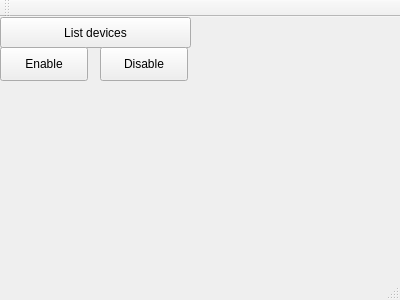
The window that TouchscreenDisabler/touchscreendisabler.ui (WhiteFossa/TouchscreenDisabler) describes before a commit, drawn with Qt 5.
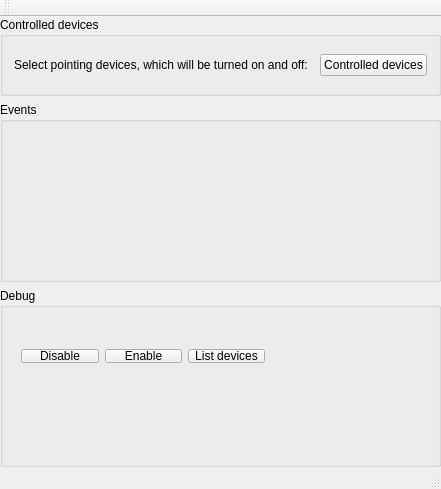
The same window after the commit.

Commit message: Added Controlled Input Devices dialog, however it's not functional yet.

The edit to the form file:
```diff
--- a/TouchscreenDisabler/touchscreendisabler.ui
+++ b/TouchscreenDisabler/touchscreendisabler.ui
@@ -6,53 +6,138 @@
    <rect>
     <x>0</x>
     <y>0</y>
-    <width>400</width>
-    <height>300</height>
+    <width>441</width>
+    <height>489</height>
    </rect>
   </property>
   <property name="windowTitle">
    <string>TouchscreenDisabler</string>
   </property>
   <widget class="QWidget" name="centralWidget">
-   <widget class="QPushButton" name="btnListDevices">
-    <property name="geometry">
-     <rect>
-      <x>0</x>
-      <y>0</y>
-      <width>191</width>
-      <height>31</height>
-     </rect>
+   <layout class="QGridLayout" name="gridLayout">
+    <property name="leftMargin">
+     <number>0</number>
     </property>
-    <property name="text">
-     <string>List devices</string>
+    <property name="topMargin">
+     <number>0</number>
     </property>
-   </widget>
-   <widget class="QPushButton" name="btnEnable">
-    <property name="geometry">
-     <rect>
-      <x>0</x>
-      <y>30</y>
-      <width>88</width>
-      <height>34</height>
-     </rect>
+    <property name="rightMargin">
+     <number>0</number>
     </property>
-    <property name="text">
-     <string>Enable</string>
+    <property name="bottomMargin">
+     <number>0</number>
     </property>
-   </widget>
-   <widget class="QPushButton" name="btnDisable">
-    <property name="geometry">
-     <rect>
-      <x>100</x>
-      <y>30</y>
-      <width>88</width>
-      <height>34</height>
-     </rect>
-    </property>
-    <property name="text">
-     <string>Disable</string>
-    </property>
-   </widget>
+    <item row="0" column="0">
+     <widget class="QGroupBox" name="gbControlledDevices">
+      <property name="sizePolicy">
+       <sizepolicy hsizetype="Preferred" vsizetype="Maximum">
+        <horstretch>0</horstretch>
+        <verstretch>0</verstretch>
+       </sizepolicy>
+      </property>
+      <property name="title">
+       <string>Controlled devices</string>
+      </property>
+      <layout class="QGridLayout" name="gridLayout_3">
+       <property name="topMargin">
+        <number>0</number>
+       </property>
+       <property name="bottomMargin">
+        <number>0</number>
+       </property>
+       <property name="verticalSpacing">
+        <number>6</number>
+       </property>
+       <item row="0" column="0">
+        <layout class="QGridLayout" name="gridLayout_2">
+         <property name="sizeConstraint">
+          <enum>QLayout::SetMaximumSize</enum>
+         </property>
+         <property name="verticalSpacing">
+          <number>6</number>
+         </property>
+         <item row="0" column="0">
+          <widget class="QLabel" name="lbControlledDevices">
+           <property name="sizePolicy">
+            <sizepolicy hsizetype="Preferred" vsizetype="Preferred">
+             <horstretch>0</horstretch>
+             <verstretch>0</verstretch>
+            </sizepolicy>
+           </property>
+           <property name="text">
+            <string>&lt;html&gt;&lt;head/&gt;&lt;body&gt;&lt;p&gt;Select pointing devices, which will be turned on and off:&lt;/p&gt;&lt;/body&gt;&lt;/html&gt;</string>
+           </property>
+           <property name="wordWrap">
+            <bool>true</bool>
+           </property>
+          </widget>
+         </item>
+         <item row="0" column="1">
+          <widget class="QPushButton" name="btnSetupControlledDevices">
+           <property name="sizePolicy">
+            <sizepolicy hsizetype="Maximum" vsizetype="Fixed">
+             <horstretch>0</horstretch>
+             <verstretch>0</verstretch>
+            </sizepolicy>
+           </property>
+           <property name="text">
+            <string>Controlled devices</string>
+           </property>
+          </widget>
+         </item>
+        </layout>
+       </item>
+      </layout>
+     </widget>
+    </item>
+    <item row="1" column="0">
+     <widget class="QGroupBox" name="gbEvents">
+      <property name="title">
+       <string>Events</string>
+      </property>
+     </widget>
+    </item>
+    <item row="2" column="0">
+     <widget class="QGroupBox" name="gbDebug">
+      <property name="title">
+       <string>Debug</string>
+      </property>
+      <widget class="QWidget" name="">
+       <property name="geometry">
+        <rect>
+         <x>10</x>
+         <y>50</y>
+         <width>266</width>
+         <height>36</height>
+        </rect>
+       </property>
+       <layout class="QHBoxLayout" name="horizontalLayout">
+        <item>
+         <widget class="QPushButton" name="btnDisable">
+          <property name="text">
+           <string>Disable</string>
+          </property>
+         </widget>
+        </item>
+        <item>
+         <widget class="QPushButton" name="btnEnable">
+          <property name="text">
+           <string>Enable</string>
+          </property>
+         </widget>
+        </item>
+        <item>
+         <widget class="QPushButton" name="btnListDevices">
+          <property name="text">
+           <string>List devices</string>
+          </property>
+         </widget>
+        </item>
+       </layout>
+      </widget>
+     </widget>
+    </item>
+   </layout>
   </widget>
   <widget class="QMenuBar" name="menuBar">
    <property name="geometry">
```
Left out of the diff: 2 changed lines with no effect on the pictures. The commit also changes 18 other files.
